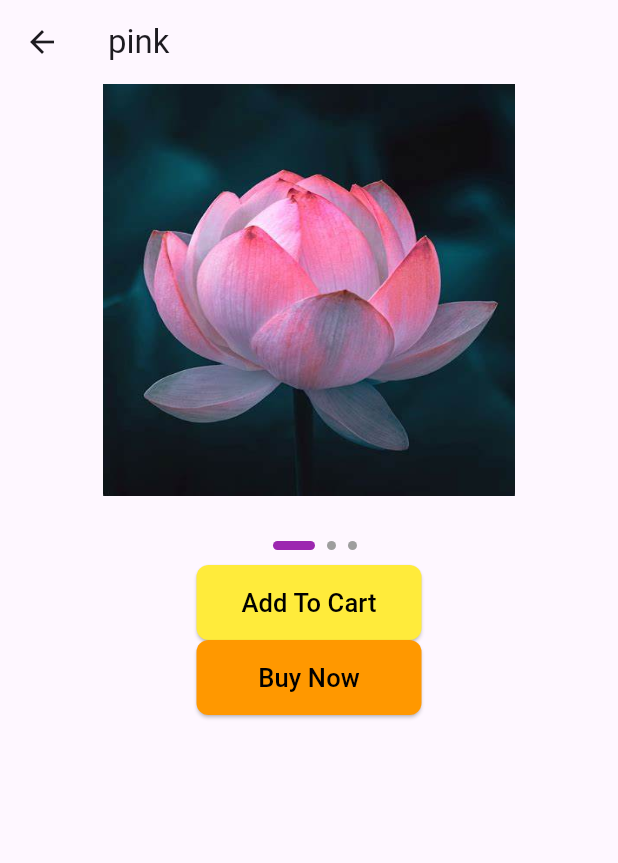
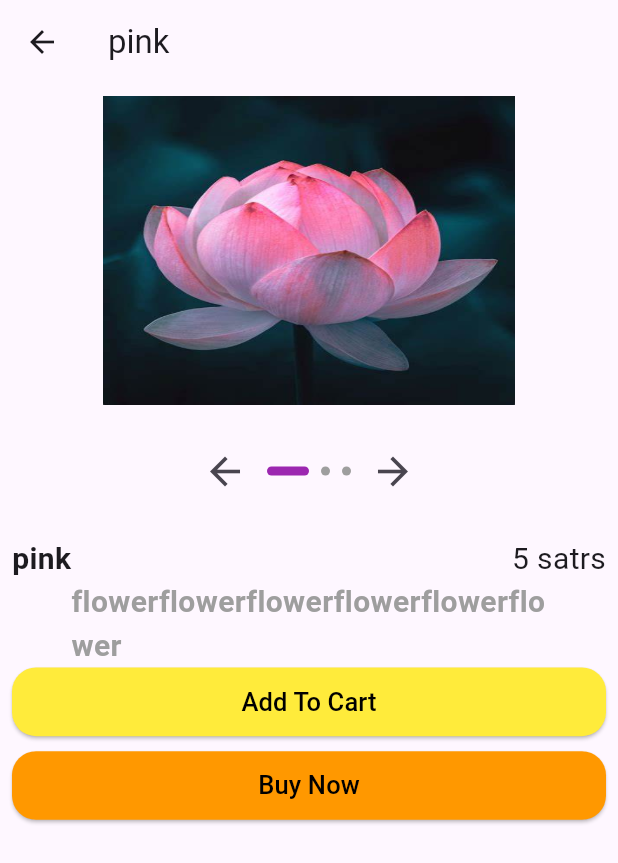
Before and after one commit to Rana-Mohsen/cis_tasks, a Flutter app: the screen it shows after launch, after a tap on the "favorite outline" icon, after a tap on "pink", on a phone screen of 412 x 824 dp. Shown: the top 863 px of the screen. Run offline on Flutter 3.47's test engine with Material 3 defaults, Android fonts, the phone set to English and light mode, and no system bars; our stand-ins replace bloc, flutter_bloc.

Commit message:
finishing item page

```diff
--- a/first_task/lib/pages/item_page.dart
+++ b/first_task/lib/pages/item_page.dart
@@ -14,7 +14,7 @@ class ItemPage extends StatefulWidget {
 
 class _ItemPageState extends State<ItemPage> {
   int currentIndex = 0;
-  final PageController _pageController = PageController(initialPage: 0);
+  PageController _pageController = PageController(initialPage: 0);
   @override
   Widget build(BuildContext context) {
     double hight = MediaQuery.of(context).size.height;
@@ -25,10 +25,12 @@ class _ItemPageState extends State<ItemPage> {
       ),
       body: Container(
         alignment: Alignment.center,
+        child: Padding(
+          padding: const EdgeInsets.all(8.0),
           child: Column(
             children: [
               SizedBox(
-              height: hight / 3,
+                height: hight / 4,
                 width: width / 1.5,
                 child: PageView.builder(
                     controller: _pageController,
@@ -41,22 +43,39 @@ class _ItemPageState extends State<ItemPage> {
                     itemBuilder: (_, i) {
                       return Image.asset(
                         "assets/images/${widget.itemData.images[i]}",
-                      height: 50,
+                        //height: 40,
                         // width: 12,
                         fit: BoxFit.fill,
                       );
                     }),
               ),
               const SizedBox(
-              height: 30,
+                height: 20,
               ),
+              Padding(
+                padding: const EdgeInsets.symmetric(horizontal: 10),
+                child: Row(
+                  mainAxisAlignment: MainAxisAlignment.center,
+                  children: [
+                    IconButton(
+                        iconSize: 30,
+                        onPressed: () {
+                          if (currentIndex > 0) {
+                            currentIndex -= 1;
+                            _pageController.previousPage(
+                                duration: Duration(milliseconds: 200),
+                                curve: Curves.easeIn);
+                            setState(() {});
+                          }
+                        },
+                        icon: Icon(Icons.arrow_back)),
                     DotsIndicator(
                       position: currentIndex,
                       dotsCount: widget.itemData.images.length,
                       decorator: DotsDecorator(
                         color: Colors.grey,
                         activeColor: Colors.purple,
-                spacing: const EdgeInsets.only(left: 8, bottom: 10),
+                        spacing: const EdgeInsets.only(left: 4, right: 4),
                         shape: RoundedRectangleBorder(
                             borderRadius: BorderRadius.circular(10.0)),
                         size: const Size.square(6.0),
@@ -65,9 +84,54 @@ class _ItemPageState extends State<ItemPage> {
                             borderRadius: BorderRadius.circular(10.0)),
                       ),
                     ),
+                    IconButton(
+                        iconSize: 30,
+                        onPressed: () {
+                          if (currentIndex < 2) {
+                            currentIndex += 1;
+                            _pageController.nextPage(
+                                duration: Duration(milliseconds: 200),
+                                curve: Curves.easeIn);
+                            setState(() {});
+                          }
+                        },
+                        icon: Icon(Icons.arrow_forward)),
+                  ],
+                ),
+              ),
+              SizedBox(
+                height: 20,
+              ),
+              Row(
+                mainAxisAlignment: MainAxisAlignment.spaceBetween,
+                children: [
+                  Text(
+                    widget.itemData.name!,
+                    style: TextStyle(fontSize: 20, fontWeight: FontWeight.bold),
+                  ),
+                  Text("5 satrs",
+                      style: TextStyle(
+                        fontSize: 20,
+                      )),
+                ],
+              ),
+              SizedBox(
+                width: width / 1.3,
+                child: Text(
+                  "flowerflowerflowerflowerflowerflower",
+                  style: TextStyle(
+                      fontSize: 20,
+                      fontWeight: FontWeight.bold,
+                      color: Colors.grey),
+                ),
+              ),
               CustomButton(title: "Add To Cart", color: Colors.yellow),
+              SizedBox(
+                height: 10,
+              ),
               CustomButton(title: "Buy Now", color: Colors.orange),
             ],
+          ),
         ),
       ),
     );
--- a/first_task/lib/widgets/custom_button.dart
+++ b/first_task/lib/widgets/custom_button.dart
@@ -6,21 +6,20 @@ class CustomButton extends StatelessWidget {
   final Color color;
   @override
   Widget build(BuildContext context) {
-    return  SizedBox(
-              height: 50,
-              width: 150,
+    double hight = MediaQuery.of(context).size.height;
+    double width = MediaQuery.of(context).size.width;
+    return SizedBox(
+      height: hight / 18,
+      width: width,
       child: ElevatedButton(
-                  onPressed: () {
-                  },
+          onPressed: () {},
           style: ButtonStyle(
-                      backgroundColor: MaterialStatePropertyAll(
-                          color),
+              backgroundColor: MaterialStatePropertyAll(color),
               shape: MaterialStateProperty.all(RoundedRectangleBorder(
-                          borderRadius: BorderRadius.circular(8)))),
+                  borderRadius: BorderRadius.circular(16)))),
           child: Text(
             title,
-                    style: const TextStyle(
-                        fontSize: 17, color: Colors.black),
+            style: const TextStyle(fontSize: 17, color: Colors.black),
           )),
     );
   }
```
Lines whose indentation alone changed are shown as unchanged.
